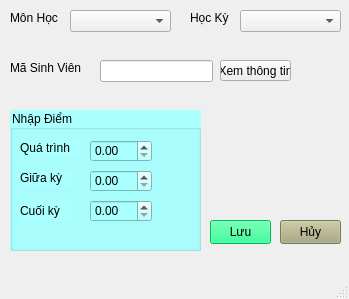
Old version of the form Designer/AddDiem.ui in the repository VoLeMinhNghia/Python_Project.
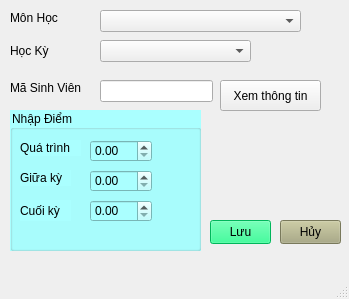
New version of the form.

Patch:
```diff
--- a/Designer/AddDiem.ui
+++ b/Designer/AddDiem.ui
@@ -49,9 +49,9 @@
    <widget class="QComboBox" name="cbBoxMon_2">
     <property name="geometry">
      <rect>
-      <x>70</x>
+      <x>100</x>
       <y>10</y>
-      <width>101</width>
+      <width>201</width>
       <height>22</height>
      </rect>
     </property>
@@ -62,10 +62,10 @@
    <widget class="QLabel" name="label_7">
     <property name="geometry">
      <rect>
-      <x>190</x>
-      <y>10</y>
-      <width>51</width>
-      <height>16</height>
+      <x>10</x>
+      <y>40</y>
+      <width>61</width>
+      <height>21</height>
      </rect>
     </property>
     <property name="styleSheet">
@@ -78,9 +78,9 @@
    <widget class="QComboBox" name="cbBoxHocKy">
     <property name="geometry">
      <rect>
-      <x>240</x>
-      <y>10</y>
-      <width>101</width>
+      <x>100</x>
+      <y>40</y>
+      <width>151</width>
       <height>22</height>
      </rect>
     </property>
@@ -108,7 +108,7 @@
     <property name="geometry">
      <rect>
       <x>10</x>
-      <y>60</y>
+      <y>80</y>
       <width>81</width>
       <height>16</height>
      </rect>
@@ -124,7 +124,7 @@
     <property name="geometry">
      <rect>
       <x>100</x>
-      <y>60</y>
+      <y>80</y>
       <width>113</width>
       <height>22</height>
      </rect>
@@ -134,9 +134,9 @@
     <property name="geometry">
      <rect>
       <x>220</x>
-      <y>60</y>
-      <width>71</width>
-      <height>21</height>
+      <y>80</y>
+      <width>101</width>
+      <height>31</height>
      </rect>
     </property>
     <property name="styleSheet">
```
Left out of the diff: 6 changed lines with no effect on the pictures.
